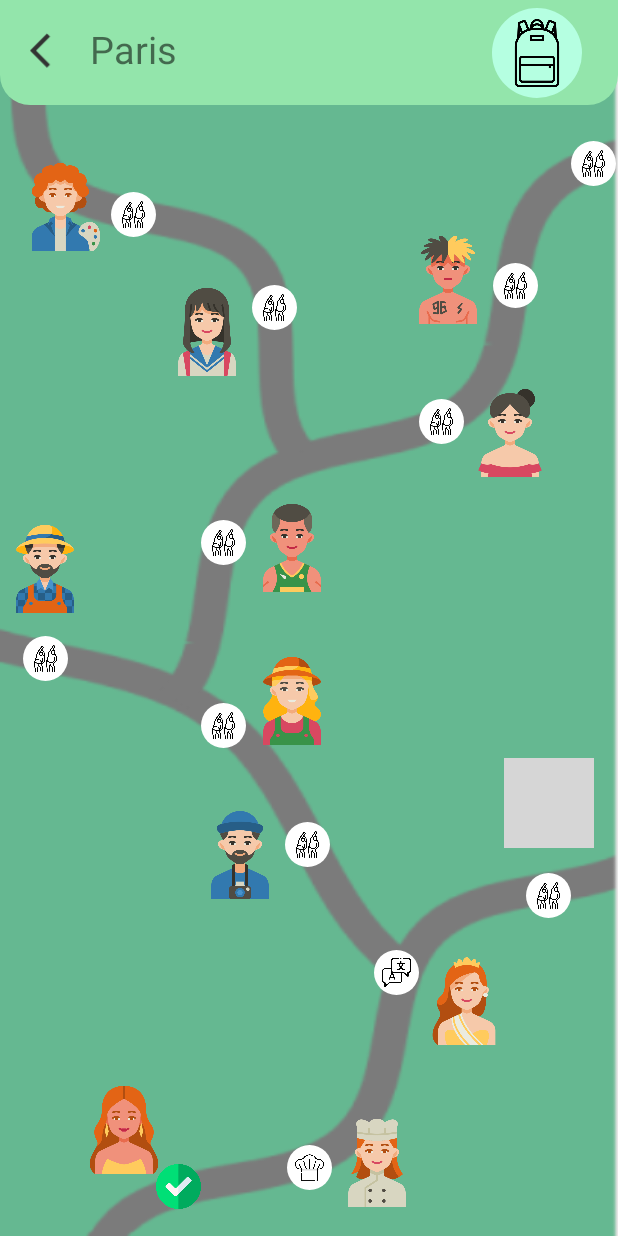
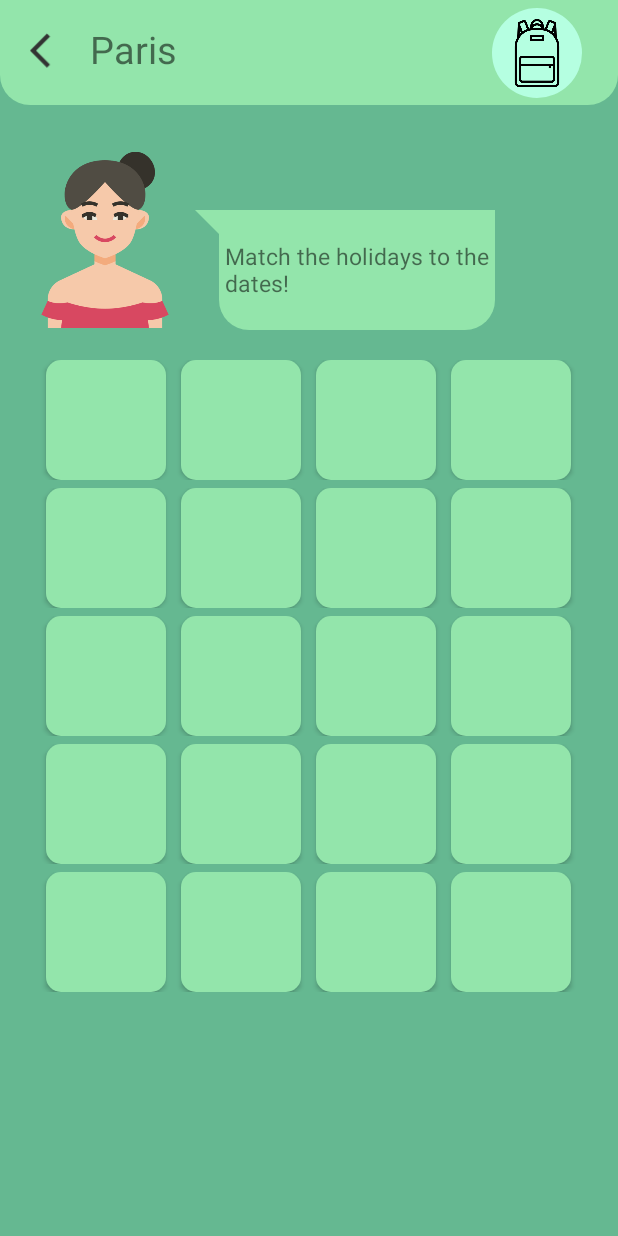
Before and after one commit to juliabiesiada/Villa-Go, an Android app: the VillageActivity screen opened directly, with no data from a screen before it, after a tap on an icon or button, on a phone screen of 412 x 824 dp. Run offline under Robolectric (Android 15) with nearby library versions, the phone set to English and light mode, and no system bars; grey boxes are pictures that could not be loaded.

Commit message:
holidays minigame

```diff
--- a/app/build.gradle
+++ b/app/build.gradle
@@ -32,6 +32,7 @@ dependencies {
     implementation 'androidx.appcompat:appcompat:1.4.1'
     implementation 'com.google.android.material:material:1.5.0'
     implementation 'androidx.constraintlayout:constraintlayout:2.1.3'
+    implementation 'androidx.legacy:legacy-support-v4:1.0.0'
     testImplementation 'junit:junit:4.+'
     androidTestImplementation 'androidx.test.ext:junit:1.1.3'
     androidTestImplementation 'androidx.test.espresso:espresso-core:3.4.0'
--- a/app/src/main/AndroidManifest.xml
+++ b/app/src/main/AndroidManifest.xml
@@ -9,6 +9,9 @@
         android:roundIcon="@mipmap/ic_launcher_round"
         android:supportsRtl="true"
         android:theme="@style/Theme.Villago">
+        <activity
+            android:name=".HolidaysActivity"
+            android:exported="false" />
         <activity
             android:name=".DialogOnWin"
             android:exported="false" />
--- /dev/null
+++ b/app/src/main/java/com/example/villa_go/HolidaysActivity.java
@@ -0,0 +1,229 @@
+package com.example.villa_go;
+
+import androidx.appcompat.app.AppCompatActivity;
+
+import android.animation.AnimatorInflater;
+import android.animation.AnimatorSet;
+import android.annotation.SuppressLint;
+import android.content.Intent;
+import android.os.Bundle;
+import android.os.Handler;
+import android.view.View;
+import android.widget.Button;
+import android.widget.ImageButton;
+
+import java.util.ArrayList;
+import java.util.HashMap;
+
+public class HolidaysActivity extends AppCompatActivity implements View.OnClickListener {
+
+    Button button00back;
+    Button button01back;
+    Button button02back;
+    Button button03back;
+    Button button10back;
+    Button button11back;
+    Button button12back;
+    Button button13back;
+    Button button20back;
+    Button button21back;
+    Button button22back;
+    Button button23back;
+    Button button30back;
+    Button button31back;
+    Button button32back;
+    Button button33back;
+    Button button40back;
+    Button button41back;
+    Button button42back;
+    Button button43back;
+
+    Button selected1;
+    Button selected2;
+
+    ImageButton backBtn;
+    ImageButton inventoryBtn;
+
+    int pairCounter = 0;
+
+    HashMap<String, String> answers = new HashMap<>();
+
+    ArrayList<Button> buttons = new ArrayList<>();
+
+    @Override
+    protected void onCreate(Bundle savedInstanceState) {
+        super.onCreate(savedInstanceState);
+        setContentView(R.layout.activity_holidays);
+
+        setupUI();
+        setupHashMaps();
+    }
+
+    private void setupUI() {
+        button00back = findViewById(R.id.card00);
+        button01back = findViewById(R.id.card01);
+        button02back = findViewById(R.id.card02);
+        button03back = findViewById(R.id.card03);
+        button10back = findViewById(R.id.card10);
+        button11back = findViewById(R.id.card11);
+        button12back = findViewById(R.id.card12);
+        button13back = findViewById(R.id.card13);
+        button20back = findViewById(R.id.card20);
+        button21back = findViewById(R.id.card21);
+        button22back = findViewById(R.id.card22);
+        button23back = findViewById(R.id.card23);
+        button30back = findViewById(R.id.card30);
+        button31back = findViewById(R.id.card31);
+        button32back = findViewById(R.id.card32);
+        button33back = findViewById(R.id.card33);
+        button40back = findViewById(R.id.card40);
+        button41back = findViewById(R.id.card41);
+        button42back = findViewById(R.id.card42);
+        button43back = findViewById(R.id.card43);
+
+        backBtn = findViewById(R.id.backImageButton);
+        inventoryBtn = findViewById(R.id.inventoryImageButton);
+
+        button00back.setOnClickListener(this);
+        button01back.setOnClickListener(this);
+        button02back.setOnClickListener(this);
+        button03back.setOnClickListener(this);
+        button10back.setOnClickListener(this);
+        button11back.setOnClickListener(this);
+        button12back.setOnClickListener(this);
+        button13back.setOnClickListener(this);
+        button20back.setOnClickListener(this);
+        button21back.setOnClickListener(this);
+        button22back.setOnClickListener(this);
+        button23back.setOnClickListener(this);
+        button30back.setOnClickListener(this);
+        button31back.setOnClickListener(this);
+        button32back.setOnClickListener(this);
+        button33back.setOnClickListener(this);
+        button40back.setOnClickListener(this);
+        button41back.setOnClickListener(this);
+        button42back.setOnClickListener(this);
+        button43back.setOnClickListener(this);
+
+        backBtn.setOnClickListener(this);
+        inventoryBtn.setOnClickListener(this);
+    }
+
+    private void setupHashMaps() {
+        answers.put("15/08", "Assum-ption");
+        answers.put("May / June", "Ascens-ion");
+        answers.put("01/05", "Labour Day");
+        answers.put("25/12 26/12", "Christ-mas");
+        answers.put("11/11", "Armist-ice Day");
+        answers.put("08/05", "Victory Day");
+        answers.put("01/11", "All Saints' Day");
+        answers.put("March / April", "Easter");
+        answers.put("01/01", "New Year's Day");
+        answers.put("14/07", "Bastille Day");
+
+        buttons.add(button00back);
+        buttons.add(button01back);
+        buttons.add(button02back);
+        buttons.add(button03back);
+        buttons.add(button10back);
+        buttons.add(button11back);
+        buttons.add(button12back);
+        buttons.add(button13back);
+        buttons.add(button20back);
+        buttons.add(button21back);
+        buttons.add(button22back);
+        buttons.add(button23back);
+        buttons.add(button30back);
+        buttons.add(button31back);
+        buttons.add(button32back);
+        buttons.add(button33back);
+        buttons.add(button40back);
+        buttons.add(button41back);
+        buttons.add(button42back);
+        buttons.add(button43back);
+    }
+
+    @SuppressLint("NonConstantResourceId")
+    @Override
+    public void onClick(View view) {
+        switch (view.getId()) {
+            case R.id.backImageButton:
+                Intent intent_v = new Intent(this, VillageActivity.class);
+                startActivity(intent_v);
+                break;
+            case R.id.inventoryImageButton:
+                Intent intent_i = new Intent(this, EquipmentActivity.class);
+                intent_i.putExtra("caller", 10);
+                startActivity(intent_i);
+                break;
+            default:
+                handleMemoButton((Button) view);
+                break;
+        }
+    }
+
+    private void handleMemoButton(Button view) {
+        flipCard((Button) view);
+        if (selected1 == null) {
+            selected1 = (Button) view;
+        } else {
+            setBtnClickable(false);
+            selected2 = (Button) view;
+            if(checkIfCorrect((Button) view)) {
+                selected1 = null;
+                selected2 = null;
+                pairCounter++;
+                setBtnClickable(true);
+                if (pairCounter == 10) {
+                    showWinDialog();
+                }
+            } else {
+                Handler handler = new Handler();
+                handler.postDelayed(() -> {
+                    unflipBoth();
+                    setBtnClickable(true);
+                }, 2000);
+
+            }
+        }
+    }
+
+    private void flipCard(Button card) {
+        card.setText(card.getTag().toString());
+        card.setBackgroundResource(R.drawable.bg_secondary_green2);
+        card.setClickable(false);
+    }
+
+    private boolean checkIfCorrect(Button view) {
+        String value1 = answers.get(view.getTag().toString());
+        String value2 = answers.get(selected1.getTag().toString());
+        if ((value1 != null && value1.equals(selected1.getTag().toString()))
+                || ((value2 != null && value2.equals(view.getTag().toString())))) {
+            buttons.remove(selected1);
+            buttons.remove(selected2);
+            return true;
+        } else {
+            return false;
+        }
+    }
+
+    private void unflipBoth() {
+        selected1.setText("");
+        selected1.setBackgroundResource(R.drawable.bg_purple);
+        selected2.setText("");
+        selected2.setBackgroundResource(R.drawable.bg_purple);
+        selected1 = null;
+        selected2 = null;
+    }
+
+    private void setBtnClickable(boolean clickable) {
+        for(Button btn : buttons) {
+            btn.setClickable(clickable);
+        }
+    }
+
+    private void showWinDialog() {
+        DialogOnWin dialogOnWin = new DialogOnWin(this);
+        dialogOnWin.show();
+    }
+}
--- a/app/src/main/java/com/example/villa_go/VillageActivity.java
+++ b/app/src/main/java/com/example/villa_go/VillageActivity.java
@@ -37,6 +37,7 @@ public class VillageActivity extends AppCompatActivity implements View.OnClickLi
 
         //TODO: Setup levels array
         levels[1] = SelectItemsPicnicActivity.class;
+        levels[2] = HolidaysActivity.class;
         levels[3] = FindTheWordGame.class;
         levels[4] = GuessTheMonumentGame.class;
         levels[11] = MatchImagesAndWordsGame.class;
--- a/app/src/main/java/com/example/villa_go/helpers/ActivityCodes.java
+++ b/app/src/main/java/com/example/villa_go/helpers/ActivityCodes.java
@@ -4,6 +4,7 @@ import com.example.villa_go.CuisineEscargotGame;
 import com.example.villa_go.EquipmentActivity;
 import com.example.villa_go.FindTheWordGame;
 import com.example.villa_go.GuessTheMonumentGame;
+import com.example.villa_go.HolidaysActivity;
 import com.example.villa_go.MainActivity;
 import com.example.villa_go.MatchImagesAndWordsGame;
 import com.example.villa_go.SelectItemsPicnicActivity;
@@ -30,6 +31,7 @@ public class ActivityCodes {
         codesMap.put(7, FindTheWordGame.class);
         codesMap.put(8, EquipmentActivity.class);
         codesMap.put(9, CuisineEscargotGame.class);
+        codesMap.put(10, HolidaysActivity.class);
     }
 
     public Class getCaller(int i) {
--- /dev/null
+++ b/app/src/main/res/drawable-v24/bg_secondary_green2.xml
@@ -0,0 +1,5 @@
+<?xml version="1.0" encoding="utf-8"?>
+<shape xmlns:android="http://schemas.android.com/apk/res/android">
+    <solid android:color="#B5FFE1" />
+    <corners android:radius="10dp" />
+</shape>
--- /dev/null
+++ b/app/src/main/res/layout/activity_holidays.xml
@@ -0,0 +1,320 @@
+<?xml version="1.0" encoding="utf-8"?>
+<LinearLayout xmlns:android="http://schemas.android.com/apk/res/android"
+    xmlns:tools="http://schemas.android.com/tools"
+    android:layout_width="match_parent"
+    android:layout_height="match_parent"
+    tools:context=".SelectItemsPicnicActivity"
+    android:orientation="vertical"
+    android:background="@color/backgroundGreen">
+
+    <include layout="@layout/top_bar"/>
+
+    <LinearLayout
+        android:layout_width="match_parent"
+        android:layout_height="wrap_content"
+        android:orientation="horizontal">
+
+        <ImageView
+            android:layout_marginTop="30dp"
+            android:layout_marginStart="10dp"
+            android:layout_width="120dp"
+            android:layout_height="120dp"
+            android:src="@drawable/ballerina"/>
+        <FrameLayout
+            android:layout_height="100dp"
+            android:layout_width="250dp"
+            android:layout_marginTop="70dp">
+            <ImageView
+                android:layout_width="200dp"
+                android:layout_height="80dp"
+                android:background="@drawable/speech_bubble"/>
+            <TextView
+                android:layout_height="wrap_content"
+                android:layout_width="180dp"
+                android:layout_marginStart="20dp"
+                android:layout_marginEnd="30dp"
+                android:layout_marginTop="20dp"
+                android:textSize="15sp"
+                android:text="@string/holidays_instruction"/>
+        </FrameLayout>
+
+    </LinearLayout>
+
+    <LinearLayout
+        android:orientation="vertical"
+        android:layout_width="match_parent"
+        android:layout_height="450dp">
+
+        <LinearLayout
+            android:layout_marginBottom="5dp"
+            android:paddingStart="10dp"
+            android:gravity="center"
+            android:layout_width="match_parent"
+            android:layout_height="wrap_content">
+
+            <androidx.appcompat.widget.AppCompatButton
+                android:id="@+id/card00"
+                android:layout_width="80dp"
+                android:layout_height="80dp"
+                android:layout_marginEnd="10dp"
+                android:background="@drawable/bg_purple"
+                android:paddingEnd="10dp"
+                android:tag="15/08"
+                android:text=""
+                android:textSize="10sp" />
+
+            <androidx.appcompat.widget.AppCompatButton
+                android:layout_marginEnd="10dp"
+                android:tag="Ascens-ion"
+                android:id="@+id/card01"
+                android:layout_width="80dp"
+                android:layout_height="80dp"
+                android:text=""
+                android:textSize="10sp"
+                android:background="@drawable/bg_purple"
+                />
+
+            <androidx.appcompat.widget.AppCompatButton
+                android:layout_marginEnd="10dp"
+                android:tag="Labour Day"
+                android:id="@+id/card02"
+                android:layout_width="80dp"
+                android:layout_height="80dp"
+                android:text=""
+                android:textSize="10sp"
+                android:background="@drawable/bg_purple"
+                />
+
+            <androidx.appcompat.widget.AppCompatButton
+                android:layout_marginEnd="10dp"
+                android:tag="01/05"
+                android:id="@+id/card03"
+                android:layout_width="80dp"
+                android:layout_height="80dp"
+                android:text=""
+                android:textSize="10sp"
+                android:background="@drawable/bg_purple"
+                />
+
+        </LinearLayout>
+
+        <LinearLayout
+            android:layout_marginBottom="5dp"
+            android:paddingStart="10dp"
+            android:gravity="center"
+            android:layout_width="match_parent"
+            android:layout_height="wrap_content">
+
+            <androidx.appcompat.widget.AppCompatButton
+                android:layout_marginEnd="10dp"
+                android:tag="25/12 26/12"
+                android:paddingEnd="10dp"
+                android:id="@+id/card10"
+                android:textSize="10sp"
+                android:layout_width="80dp"
+                android:layout_height="80dp"
+                android:text=""
+                android:background="@drawable/bg_purple"
+                />
+
+            <androidx.appcompat.widget.AppCompatButton
+                android:layout_marginEnd="10dp"
+                android:tag="11/11"
+                android:id="@+id/card11"
+                android:layout_width="80dp"
+                android:layout_height="80dp"
+                android:text=""
+                android:textSize="10sp"
+                android:background="@drawable/bg_purple"
+                />
+
+            <androidx.appcompat.widget.AppCompatButton
+                android:layout_marginEnd="10dp"
+                android:tag="Victory Day"
+                android:id="@+id/card12"
+                android:layout_width="80dp"
+                android:layout_height="80dp"
+                android:text=""
+                android:textSize="10sp"
+                android:background="@drawable/bg_purple"
+                />
+
+            <androidx.appcompat.widget.AppCompatButton
+                android:layout_marginEnd="10dp"
+                android:tag="May / June"
+                android:id="@+id/card13"
+                android:layout_width="80dp"
+                android:layout_height="80dp"
+                android:text=""
+                android:textSize="10sp"
+                android:background="@drawable/bg_purple"
+                />
+
+        </LinearLayout>
+
+        <LinearLayout
+            android:layout_marginBottom="5dp"
+            android:paddingStart="10dp"
+            android:gravity="center"
+            android:layout_width="match_parent"
+            android:layout_height="wrap_content">
+
+            <androidx.appcompat.widget.AppCompatButton
+                android:layout_marginEnd="10dp"
+                android:tag="All Saints' Day"
+                android:paddingEnd="10dp"
+                android:id="@+id/card20"
+                android:layout_width="80dp"
+                android:layout_height="80dp"
+                android:textSize="10sp"
+                android:text=""
+                android:background="@drawable/bg_purple"
+                />
+
+            <androidx.appcompat.widget.AppCompatButton
+                android:layout_marginEnd="10dp"
+                android:tag="March / April"
+                android:id="@+id/card21"
+                android:layout_width="80dp"
+                android:layout_height="80dp"
+                android:text=""
+                android:textSize="10sp"
+                android:background="@drawable/bg_purple"
+                />
+
+            <androidx.appcompat.widget.AppCompatButton
+                android:layout_marginEnd="10dp"
+                android:tag="Armist-ice Day"
+                android:id="@+id/card22"
+                android:layout_width="80dp"
+                android:layout_height="80dp"
+                android:text=""
+                android:textSize="10sp"
+                android:background="@drawable/bg_purple"
+                />
+
+            <androidx.appcompat.widget.AppCompatButton
+                android:layout_marginEnd="10dp"
+                android:tag="01/01"
+                android:id="@+id/card23"
+                android:layout_width="80dp"
+                android:layout_height="80dp"
+                android:text=""
+                android:textSize="10sp"
+                android:background="@drawable/bg_purple"
+                />
+
+        </LinearLayout>
+
+        <LinearLayout
+            android:layout_marginBottom="5dp"
+            android:paddingStart="10dp"
+            android:gravity="center"
+            android:layout_width="match_parent"
+            android:layout_height="wrap_content">
+
+            <androidx.appcompat.widget.AppCompatButton
+                android:layout_marginEnd="10dp"
+                android:tag="New Year's Day"
+                android:paddingEnd="10dp"
+                android:id="@+id/card30"
+                android:layout_width="80dp"
+                android:textSize="10sp"
+                android:layout_height="80dp"
+                android:text=""
+                android:background="@drawable/bg_purple"
+                />
+
+            <androidx.appcompat.widget.AppCompatButton
+                android:layout_marginEnd="10dp"
+                android:tag="Easter"
+                android:id="@+id/card31"
+                android:layout_width="80dp"
+                android:layout_height="80dp"
+                android:text=""
+                android:textSize="10sp"
+                android:background="@drawable/bg_purple"
+                />
+
+            <androidx.appcompat.widget.AppCompatButton
+                android:layout_marginEnd="10dp"
+                android:tag="08/05"
+                android:id="@+id/card32"
+                android:layout_width="80dp"
+                android:layout_height="80dp"
+                android:text=""
+                android:textSize="10sp"
+                android:background="@drawable/bg_purple"
+                />
+
+            <androidx.appcompat.widget.AppCompatButton
+                android:layout_marginEnd="10dp"
+                android:tag="14/07"
+                android:id="@+id/card33"
+                android:layout_width="80dp"
+                android:layout_height="80dp"
+                android:text=""
+                android:textSize="10sp"
+                android:background="@drawable/bg_purple"
+                />
+
+        </LinearLayout>
+
+        <LinearLayout
+            android:paddingStart="10dp"
+            android:gravity="center"
+            android:layout_width="match_parent"
+            android:layout_height="wrap_content">
+
+            <androidx.appcompat.widget.AppCompatButton
+                android:layout_marginEnd="10dp"
+                android:tag="Christ-mas"
+                android:paddingEnd="10dp"
+                android:id="@+id/card40"
+                android:layout_width="80dp"
+                android:layout_height="80dp"
+                android:textSize="10sp"
+                android:text=""
+                android:background="@drawable/bg_purple"
+                />
+
+            <androidx.appcompat.widget.AppCompatButton
+                android:layout_marginEnd="10dp"
+                android:tag="Bastille Day"
+                android:id="@+id/card41"
+                android:layout_width="80dp"
+                android:layout_height="80dp"
+                android:text=""
+                android:textSize="10sp"
+                android:background="@drawable/bg_purple"
+                />
+
+            <androidx.appcompat.widget.AppCompatButton
+                android:layout_marginEnd="10dp"
+                android:tag="Assum-ption"
+                android:id="@+id/card42"
+                android:layout_width="80dp"
+                android:layout_height="80dp"
+                android:text=""
+                android:textSize="10sp"
+                android:background="@drawable/bg_purple"
+                />
+
+            <androidx.appcompat.widget.AppCompatButton
+                android:layout_marginEnd="10dp"
+                android:tag="01/11"
+                android:id="@+id/card43"
+                android:layout_width="80dp"
+                android:layout_height="80dp"
+                android:text=""
+                android:textSize="10sp"
+                android:background="@drawable/bg_purple"
+                />
+
+        </LinearLayout>
+
+    </LinearLayout>
+
+
+
+</LinearLayout>
--- a/app/src/main/res/values/strings.xml
+++ b/app/src/main/res/values/strings.xml
@@ -6,4 +6,7 @@
     <string name="escargot_question">Do you know the name of this famous parisian dish that is also named after the animal cooked in it?</string>
     <string name="language_Paris">Language - Paris</string>
     <string name="picnic_instruction">Select all the items you would need on a pic-nique and place them in the basket!</string>
+    <!-- TODO: Remove or change this placeholder text -->
+    <string name="hello_blank_fragment">Hello blank fragment</string>
+    <string name="holidays_instruction">Match the holidays to the dates!</string>
 </resources>
--- a/build.gradle
+++ b/build.gradle
@@ -1,5 +1,6 @@
 // Top-level build file where you can add configuration options common to all sub-projects/modules.
 buildscript {
+    ext.kotlin_version = '1.6.20-M1'
     repositories {
         google()
         mavenCentral()
```
